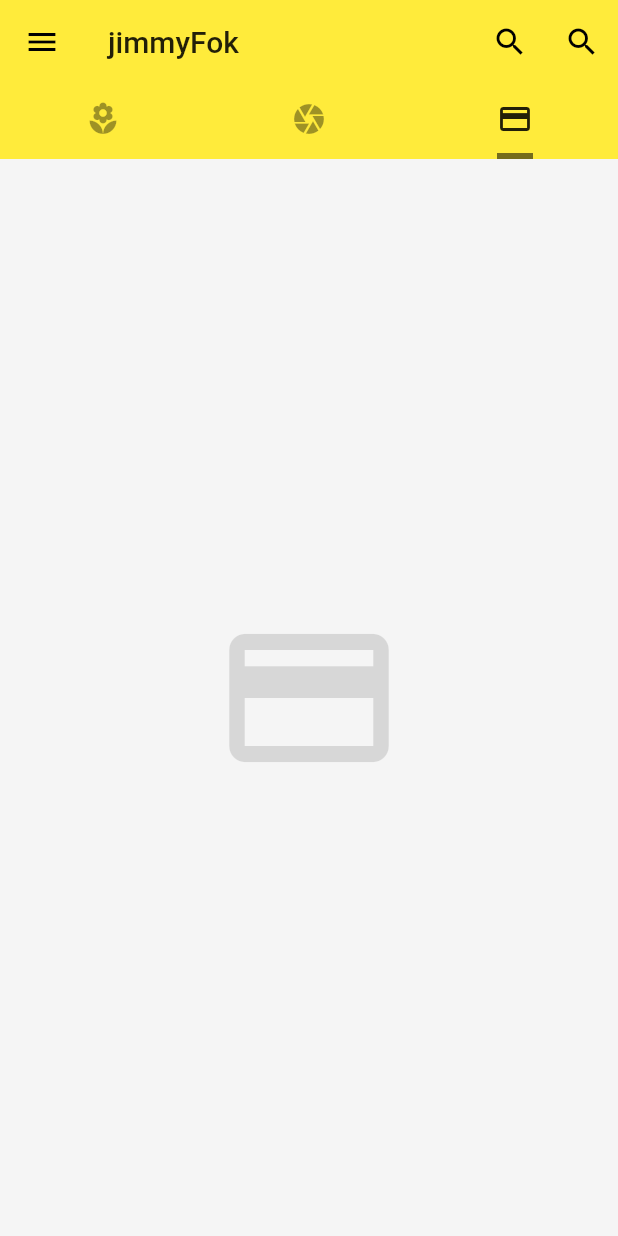
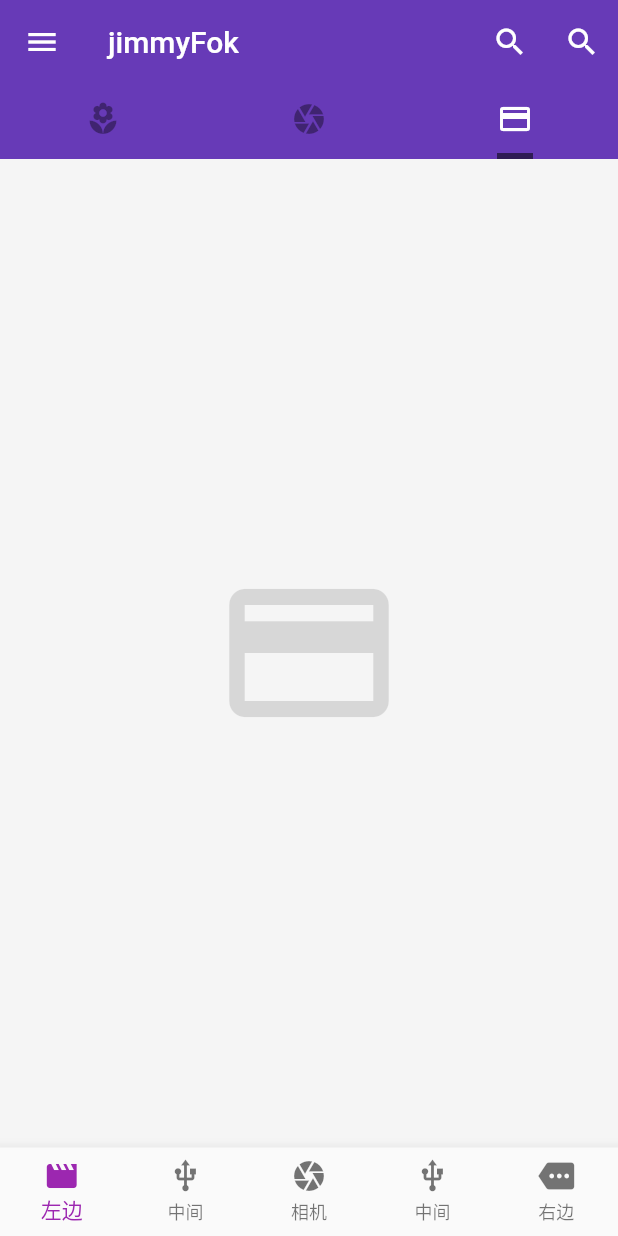
Before and after one commit to JimmyFok/flutter-first-app, a Flutter app: the screen it shows after launch, tab 3 chosen, on a phone screen of 412 x 824 dp. Run offline on Flutter 3.47's test engine with Material 2 defaults, Android fonts, the phone set to English and light mode, and no system bars; network calls fail.

Commit message:
底部菜单实现

```diff
--- /dev/null
+++ b/lib/components/BottomNavigationBar_Component.dart
@@ -0,0 +1,54 @@
+import 'package:flutter/material.dart';
+
+class BottomNavigationBar_Component extends StatefulWidget{  // 必须createState
+
+  // state方面
+  @override
+    State<StatefulWidget> createState() {
+      return _BottomNavigationBarState();  // 返回这个
+    }
+}
+
+class  _BottomNavigationBarState extends State<BottomNavigationBar_Component>{
+
+  int _currentIndex = 0; // 初始化选中的索引
+
+  void _onTapHandler(int index){
+    setState((){
+      _currentIndex = index;
+    });
+  }
+
+  @override
+    Widget build(BuildContext context) {
+      // TODO: implement build
+      return BottomNavigationBar(
+          type: BottomNavigationBarType.fixed, // 让底部菜单栏独立，不受theme影响
+          fixedColor: Colors.purple,
+          currentIndex: _currentIndex, // 设置激活是索引
+          onTap: _onTapHandler,  // 这是设置点击菜单来按钮的回调函数
+          items:[
+            BottomNavigationBarItem(
+              icon: Icon(Icons.movie),
+              title: Text('左边')
+            ),
+            BottomNavigationBarItem(
+              icon: Icon(Icons.usb),
+              title: Text('中间')
+            ),
+            BottomNavigationBarItem(
+              icon: Icon(Icons.camera),
+              title: Text('相机')
+            ),
+            BottomNavigationBarItem(
+              icon: Icon(Icons.usb),
+              title: Text('中间')
+            ),
+            BottomNavigationBarItem(
+              icon: Icon(Icons.more),
+              title: Text('右边')
+            )
+          ]
+        );
+    }
+}
--- a/lib/components/List_Component.dart
+++ b/lib/components/List_Component.dart
@@ -30,10 +30,10 @@ class List_Component extends StatelessWidget{
       Widget build(BuildContext context) {
         // TODO: implement build
         return Scaffold(   // 主要是标题之类的部件，算是关于app结构的组件
-           appBar: AppBar(
-             title: Text('JIMMYFOK'),
-             elevation: 1.0,  // 阴影
-           ),
+          //  appBar: AppBar(
+          //    title: Text('JIMMYFOK'),
+          //    elevation: 1.0,  // 阴影
+          //  ),
            body: ListView.builder(  // 这里是ListView的创建
              itemCount: posts.length,
              itemBuilder: _listItemBuilder,
--- a/lib/main.dart
+++ b/lib/main.dart
@@ -1,7 +1,8 @@
 import 'package:flutter/material.dart'; // 引入material的设计风格（Google的，详情可去material.io了解）
-// import 'components/Hello_Component.dart';
-// import 'components/List_Component.dart';
+import 'components/Hello_Component.dart';
+import 'components/List_Component.dart';
 import 'components/Drawer_Component.dart';
+import 'components/BottomNavigationBar_Component.dart';
 
 // void表示不返回值，是后端语言常用，在函数前就设定好函数返回值的类型
 void main() => runApp(App()); // 需要实例化，因为实例化就会build()
@@ -15,8 +16,8 @@ class App extends StatelessWidget {
       debugShowCheckedModeBanner: false, // 界面debug没了
       home: Home(), //List_Component(),
       theme: ThemeData( // 设置主题颜色
-        primarySwatch: Colors.yellow,
-        highlightColor: Color.fromRGBO(255, 255, 255, 0.5),   // 高梁颜色
+        primarySwatch: Colors.deepPurple,
+        highlightColor: Color.fromRGBO(255, 255, 255, 0.5),   // 高亮颜色
         splashColor: Colors.white70   // 水波纹颜色
       )
     );
@@ -24,6 +25,7 @@ class App extends StatelessWidget {
 }
 
 class Home extends StatelessWidget {
+
   @override
   Widget build(BuildContext context) {
     return DefaultTabController(
@@ -31,15 +33,6 @@ class Home extends StatelessWidget {
       child: Scaffold(
         backgroundColor: Colors.grey[100],
         appBar: AppBar(
-          // 左边，用IconButton来弄
-          // leading: IconButton(
-          //   icon: Icon(Icons.menu),
-          //   tooltip: 'Navigation',
-          //   onPressed: () => debugPrint('导航按钮被点击。'),
-          // ),
-
-          // 这里因为是手动加的，所以没有自动加入抽屉的那个图标的效果，所以把它注销就有了
-
           // 中间标题
           title: Text('jimmyFok'),
           // 右边actions
@@ -70,13 +63,16 @@ class Home extends StatelessWidget {
         ),
         body: TabBarView(  // 与TabBar一一对应就可以
           children: <Widget>[
-            Icon(Icons.local_florist, size: 128.0, color: Colors.black12), // black12是半透明度为12%
-            Icon(Icons.camera, size: 128.0, color: Colors.black12),
+            List_Component(),
+            Hello_Component(),
             Icon(Icons.credit_card, size: 128.0, color: Colors.black12),
           ],
         ),
         drawer: Drawer_Component(),
         endDrawer: Text('这是右边抽屉'),  // 右抽屉
+        // 底部菜单栏
+        bottomNavigationBar: BottomNavigationBar_Component(),
+
       )
     );
   }
```
Also changed, not shown: lib/components/Drawer_Component.dart (+33 -17 lines).
